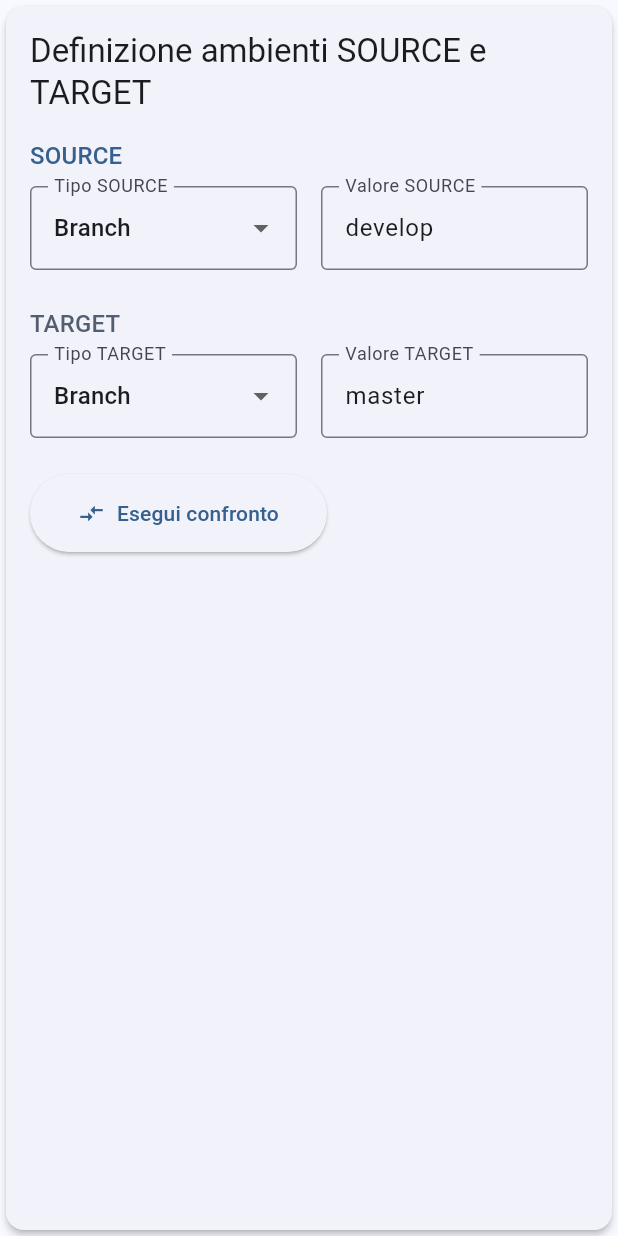
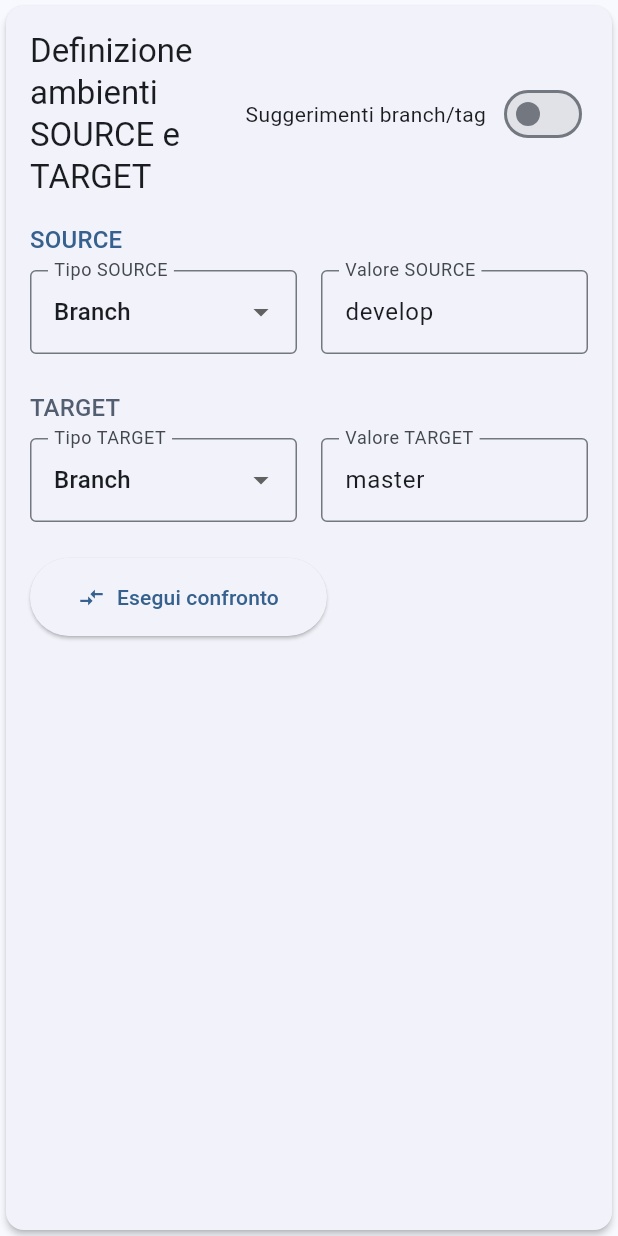
Before and after one commit to maxcont/GitSnap-flutter, a Flutter app: the RefConfigPanel widget shown alone on an empty page, opened directly, on a phone screen of 412 x 824 dp. Run offline on Flutter 3.47's test engine with Material 3 defaults, Android fonts, the phone set to English and light mode, and no system bars; missing offline and left inert: auto_updater, webview_windows.

Commit message:
feat: autocomplete branch/tag nel confronto SOURCE/TARGET

```diff
--- a/lib/providers/app_state.dart
+++ b/lib/providers/app_state.dart
@@ -7,6 +7,7 @@ import '../services/release_note_check_service.dart';
 import '../services/release_note_data_loader.dart';
 import '../services/azure_devops_client.dart';
 import '../services/ref_resolver.dart';
+import '../services/ref_suggestion_service.dart';
 import '../services/diff_service.dart';
 import '../services/storage_service.dart';
 import '../services/pull_request_filter_service.dart';
@@ -55,7 +56,11 @@ class AppState extends ChangeNotifier {
   String _releaseNotePhase = '';
   int _releaseNoteCompleted = 0;
   int _releaseNoteTotal = 0;
-
+  bool _refSuggestionsEnabled = false;
+  final Map<RefType, RefSuggestions> _refSuggestions = {};
+  final Map<RefType, Future<void>> _refSuggestionLoads = {};
+  final Map<RefType, String> _refSuggestionErrors = {};
+  String _refSuggestionsKey = '';
   // Projects
   List<ProjectConfig> _projects = [];
   String? _currentProjectId;
@@ -97,6 +102,78 @@ class AppState extends ChangeNotifier {
   String get releaseNotePhase => _releaseNotePhase;
   int get releaseNoteCompleted => _releaseNoteCompleted;
   int get releaseNoteTotal => _releaseNoteTotal;
+  bool get refSuggestionsEnabled => _refSuggestionsEnabled;
+  bool isLoadingRefSuggestions(RefType type) =>
+      _currentRefSuggestionsKey() == _refSuggestionsKey &&
+      _refSuggestionLoads.containsKey(type);
+  String? refSuggestionError(RefType type) =>
+      _currentRefSuggestionsKey() == _refSuggestionsKey
+          ? _refSuggestionErrors[type]
+          : null;
+
+  /// Cached suggestions, only if still valid for the current client and
+  /// repository selection.
+  RefSuggestions? refSuggestions(RefType type) =>
+      _currentRefSuggestionsKey() == _refSuggestionsKey
+          ? _refSuggestions[type]
+          : null;
+
+  String _currentRefSuggestionsKey() =>
+      '${identityHashCode(_client)}|${(_selectedRepoIds.toList()..sort()).join(',')}';
+
+  void setRefSuggestionsEnabled(bool value) {
+    _refSuggestionsEnabled = value;
+    notifyListeners();
+  }
+
+  /// Loads branch/tag suggestions for the selected repositories, reusing the
+  /// cache unless [force] is set.
+  Future<void> ensureRefSuggestions(RefType type, {bool force = false}) {
+    if (type == RefType.commit) return Future.value();
+    final key = _currentRefSuggestionsKey();
+    if (key != _refSuggestionsKey) {
+      _refSuggestions.clear();
+      _refSuggestionErrors.clear();
+      _refSuggestionLoads.clear();
+      _refSuggestionsKey = key;
+    }
+    final pending = _refSuggestionLoads[type];
+    if (pending != null) return pending;
+    if (!force && _refSuggestions.containsKey(type)) return Future.value();
+    final repositories = _repositories
+        .where((repo) => _selectedRepoIds.contains(repo.id))
+        .toList();
+    if (_client == null || repositories.isEmpty) {
+      _refSuggestionErrors[type] = 'Carica e seleziona almeno un repository.';
+      notifyListeners();
+      return Future.value();
+    }
+    _refSuggestionErrors.remove(type);
+    final client = _client!;
+    late final Future<void> load;
+    load = () async {
+      try {
+        final result =
+            await RefSuggestionService.load(client, repositories, type);
+        if (key != _refSuggestionsKey) return;
+        if (result.refsByRepository.isEmpty) {
+          _refSuggestionErrors[type] = 'Impossibile leggere i repository.';
+        } else {
+          _refSuggestions[type] = result;
+        }
+      } catch (error) {
+        if (key == _refSuggestionsKey) _refSuggestionErrors[type] = '$error';
+      } finally {
+        if (identical(_refSuggestionLoads[type], load)) {
+          _refSuggestionLoads.remove(type);
+        }
+        notifyListeners();
+      }
+    }();
+    _refSuggestionLoads[type] = load;
+    notifyListeners();
+    return load;
+  }
 
   ReleaseNoteCategory releaseNoteCategoryOf(ReleaseNoteItem item) =>
       _releaseNoteMoves[item.key] ?? item.automaticCategory;
--- /dev/null
+++ b/lib/services/ref_suggestion_service.dart
@@ -0,0 +1,119 @@
+import '../models/azure_models.dart';
+import 'azure_devops_client.dart';
+import 'ref_resolver.dart';
+
+class RefSuggestion {
+  final String name;
+  final int repositoryCount;
+
+  const RefSuggestion(this.name, this.repositoryCount);
+}
+
+/// Branch or tag names available across a set of repositories.
+class RefSuggestions {
+  /// Ref names (without `refs/heads/` / `refs/tags/`) per repository id.
+  final Map<String, Set<String>> refsByRepository;
+  final List<String> failedRepositories;
+  final int repositoryCount;
+
+  RefSuggestions({
+    required this.refsByRepository,
+    required this.failedRepositories,
+    required this.repositoryCount,
+  });
+
+  Map<String, int> get counts {
+    final result = <String, int>{};
+    for (final refs in refsByRepository.values) {
+      for (final ref in refs) {
+        result[ref] = (result[ref] ?? 0) + 1;
+      }
+    }
+    return result;
+  }
+}
+
+class TagPatternPreview {
+  final int matchingTags;
+  final int matchingRepositories;
+
+  const TagPatternPreview(this.matchingTags, this.matchingRepositories);
+}
+
+class RefSuggestionService {
+  static const int _concurrency = 5;
+
+  static Future<RefSuggestions> load(
+    AzureDevOpsClient client,
+    List<Repository> repositories,
+    RefType type,
+  ) async {
+    final prefix = type == RefType.tagPattern ? 'refs/tags/' : 'refs/heads/';
+    final refsByRepository = <String, Set<String>>{};
+    final failed = <String>[];
+    for (var index = 0; index < repositories.length; index += _concurrency) {
+      final results = await Future.wait(
+          repositories.skip(index).take(_concurrency).map((repo) async {
+        try {
+          final refs = type == RefType.tagPattern
+              ? await client.getTags(repo.id)
+              : await client.getBranches(repo.id);
+          return (repo: repo, refs: refs, failed: false);
+        } catch (_) {
+          return (repo: repo, refs: <Map<String, dynamic>>[], failed: true);
+        }
+      }));
+      for (final result in results) {
+        if (result.failed) {
+          failed.add(result.repo.name);
+          continue;
+        }
+        refsByRepository[result.repo.id] = result.refs
+            .map((ref) => (ref['name'] as String? ?? '').replaceFirst(prefix, ''))
+            .where((name) => name.isNotEmpty)
+            .toSet();
+      }
+    }
+    return RefSuggestions(
+      refsByRepository: refsByRepository,
+      failedRepositories: failed,
+      repositoryCount: repositories.length,
+    );
+  }
+
+  /// Case-insensitive `contains` filter; refs present in more repositories
+  /// come first, then alphabetical.
+  static List<RefSuggestion> filter(
+    RefSuggestions suggestions,
+    String query, {
+    int limit = 50,
+  }) {
+    final normalized = query.trim().toLowerCase();
+    final matches = suggestions.counts.entries
+        .where((entry) => entry.key.toLowerCase().contains(normalized))
+        .map((entry) => RefSuggestion(entry.key, entry.value))
+        .toList()
+      ..sort((a, b) {
+        final byCount = b.repositoryCount.compareTo(a.repositoryCount);
+        if (byCount != 0) return byCount;
+        return a.name.toLowerCase().compareTo(b.name.toLowerCase());
+      });
+    return matches.take(limit).toList();
+  }
+
+  static TagPatternPreview tagPatternPreview(
+    RefSuggestions suggestions,
+    String pattern,
+  ) {
+    final trimmed = pattern.trim();
+    final tags = <String>{};
+    var repositories = 0;
+    for (final refs in suggestions.refsByRepository.values) {
+      final matching =
+          refs.where((tag) => RefResolver.matchesTagPattern(tag, trimmed));
+      if (matching.isNotEmpty) repositories++;
+      tags.addAll(matching);
+    }
+    return TagPatternPreview(tags.length, repositories);
+  }
+}
--- a/lib/widgets/ref_config_panel.dart
+++ b/lib/widgets/ref_config_panel.dart
@@ -2,6 +2,7 @@ import 'package:flutter/material.dart';
 import 'package:provider/provider.dart';
 import '../models/azure_models.dart';
 import '../providers/app_state.dart';
+import '../services/ref_suggestion_service.dart';
 
 class RefConfigPanel extends StatefulWidget {
   const RefConfigPanel({super.key});
@@ -13,6 +14,8 @@ class RefConfigPanel extends StatefulWidget {
 class _RefConfigPanelState extends State<RefConfigPanel> {
   late TextEditingController _sourceValueController;
   late TextEditingController _targetValueController;
+  final FocusNode _sourceFocusNode = FocusNode();
+  final FocusNode _targetFocusNode = FocusNode();
   late RefType _sourceType;
   late RefType _targetType;
 
@@ -22,16 +25,47 @@ class _RefConfigPanelState extends State<RefConfigPanel> {
     final appState = context.read<AppState>();
     _sourceType = appState.sourceRef.type;
     _targetType = appState.targetRef.type;
-    _sourceValueController = TextEditingController(text: appState.sourceRef.value);
-    _targetValueController = TextEditingController(text: appState.targetRef.value);
+    _sourceValueController = TextEditingController(text: appState.sourceRef.value)
+      ..addListener(() => _onValueChanged(isSource: true));
+    _targetValueController = TextEditingController(text: appState.targetRef.value)
+      ..addListener(() => _onValueChanged(isSource: false));
+    _sourceFocusNode.addListener(() => _onFocusChanged(isSource: true));
+    _targetFocusNode.addListener(() => _onFocusChanged(isSource: false));
   }
 
   @override
   void dispose() {
     _sourceValueController.dispose();
     _targetValueController.dispose();
+    _sourceFocusNode.dispose();
+    _targetFocusNode.dispose();
     super.dispose();
   }
+
+  // Covers both typing and picking a suggestion.
+  void _onValueChanged({required bool isSource}) {
+    final appState = context.read<AppState>();
+    final text =
+        (isSource ? _sourceValueController : _targetValueController).text;
+    if (isSource && text != appState.sourceRef.value) {
+      appState.setSourceRef(RefConfig(type: _sourceType, value: text));
+    } else if (!isSource && text != appState.targetRef.value) {
+      appState.setTargetRef(RefConfig(type: _targetType, value: text));
+    }
+  }
+
+  void _onFocusChanged({required bool isSource}) {
+    final focusNode = isSource ? _sourceFocusNode : _targetFocusNode;
+    if (!focusNode.hasFocus) return;
+    final appState = context.read<AppState>();
+    final type = isSource ? _sourceType : _targetType;
+    if (appState.refSuggestionsEnabled && _supportsSuggestions(type)) {
+      appState.ensureRefSuggestions(type);
+    }
+  }
+
+  static bool _supportsSuggestions(RefType type) =>
+      type == RefType.branch || type == RefType.tagPattern;
 
   String _getRefTypeLabel(RefType type) {
     switch (type) {
@@ -46,145 +80,40 @@ class _RefConfigPanelState extends State<RefConfigPanel> {
 
   @override
   Widget build(BuildContext context) {
+    final appState = context.watch<AppState>();
     return Card(
       child: Padding(
         padding: const EdgeInsets.all(16),
         child: Column(
           crossAxisAlignment: CrossAxisAlignment.start,
           children: [
-            Text(
+            Row(
+              children: [
+                Expanded(
+                  child: Text(
                     'Definizione ambienti SOURCE e TARGET',
                     style: Theme.of(context).textTheme.titleLarge,
                   ),
-            const SizedBox(height: 16),
-
-            // SOURCE
-            Text(
-              'SOURCE',
-              style: Theme.of(context).textTheme.titleMedium?.copyWith(
-                    color: Theme.of(context).colorScheme.primary,
                 ),
-            ),
-            const SizedBox(height: 8),
-            Row(
-              children: [
-                Expanded(
-                  child: DropdownButtonFormField<RefType>(
-                    value: _sourceType,
-                    decoration: const InputDecoration(
-                      labelText: 'Tipo SOURCE',
-                      border: OutlineInputBorder(),
-                    ),
-                    items: RefType.values.map((type) {
-                      return DropdownMenuItem(
-                        value: type,
-                        child: Text(_getRefTypeLabel(type)),
-                      );
-                    }).toList(),
-                    onChanged: (value) {
-                      if (value != null) {
-                        setState(() {
-                          _sourceType = value;
-                        });
-                        context.read<AppState>().setSourceRef(
-                              RefConfig(
-                                type: value,
-                                value: _sourceValueController.text,
-                              ),
-                            );
-                      }
-                    },
-                  ),
-                ),
-                const SizedBox(width: 16),
-                Expanded(
-                  child: TextField(
-                    controller: _sourceValueController,
-                    decoration: const InputDecoration(
-                      labelText: 'Valore SOURCE',
-                      hintText: 'branch, tag pattern, o SHA',
-                      border: OutlineInputBorder(),
-                    ),
-                    onChanged: (value) {
-                      context.read<AppState>().setSourceRef(
-                            RefConfig(type: _sourceType, value: value),
-                          );
-                    },
-                  ),
+                const Text('Suggerimenti branch/tag'),
+                const SizedBox(width: 8),
+                Switch(
+                  value: appState.refSuggestionsEnabled,
+                  onChanged: appState.setRefSuggestionsEnabled,
                 ),
               ],
             ),
+            const SizedBox(height: 16),
+            _buildRefSection(appState, isSource: true),
             const SizedBox(height: 24),
-
-            // TARGET
-            Text(
-              'TARGET',
-              style: Theme.of(context).textTheme.titleMedium?.copyWith(
-                    color: Theme.of(context).colorScheme.secondary,
-                  ),
-            ),
-            const SizedBox(height: 8),
+            _buildRefSection(appState, isSource: false),
+            const SizedBox(height: 24),
             Row(
               children: [
-                Expanded(
-                  child: DropdownButtonFormField<RefType>(
-                    value: _targetType,
-                    decoration: const InputDecoration(
-                      labelText: 'Tipo TARGET',
-                      border: OutlineInputBorder(),
-                    ),
-                    items: RefType.values.map((type) {
-                      return DropdownMenuItem(
-                        value: type,
-                        child: Text(_getRefTypeLabel(type)),
-                      );
-                    }).toList(),
-                    onChanged: (value) {
-                      if (value != null) {
-                        setState(() {
-                          _targetType = value;
-                        });
-                        context.read<AppState>().setTargetRef(
-                              RefConfig(
-                                type: value,
-                                value: _targetValueController.text,
-                              ),
-                            );
-                      }
-                    },
-                  ),
-                ),
-                const SizedBox(width: 16),
-                Expanded(
-                  child: TextField(
-                    controller: _targetValueController,
-                    decoration: const InputDecoration(
-                      labelText: 'Valore TARGET',
-                      hintText: 'branch, tag pattern, o SHA',
-                      border: OutlineInputBorder(),
-                    ),
-                    onChanged: (value) {
-                      context.read<AppState>().setTargetRef(
-                            RefConfig(type: _targetType, value: value),
-                          );
-                    },
-                  ),
-                ),
-              ],
-            ),
-            const SizedBox(height: 24),
-            Consumer<AppState>(
-              builder: (context, appState, _) {
-                final isLoading = appState.isLoading;
-                return Row(
-                  children: [
                 ElevatedButton.icon(
-                      onPressed: isLoading
-                          ? null
-                          : () {
-                              appState.runComparison();
-                            },
-                      icon: isLoading
+                  onPressed:
+                      appState.isLoading ? null : appState.runComparison,
+                  icon: appState.isLoading
                       ? SizedBox(
                           width: 18,
                           height: 18,
@@ -195,7 +124,9 @@ class _RefConfigPanelState extends State<RefConfigPanel> {
                         )
                       : const Icon(Icons.compare_arrows),
                   label: Text(
-                        isLoading ? 'Confronto in corso...' : 'Esegui confronto',
+                    appState.isLoading
+                        ? 'Confronto in corso...'
+                        : 'Esegui confronto',
                   ),
                   style: ElevatedButton.styleFrom(
                     padding: const EdgeInsets.symmetric(
@@ -205,12 +136,230 @@ class _RefConfigPanelState extends State<RefConfigPanel> {
                   ),
                 ),
               ],
-                );
-              },
             ),
           ],
         ),
       ),
     );
   }
+
+  Widget _buildRefSection(AppState appState, {required bool isSource}) {
+    final label = isSource ? 'SOURCE' : 'TARGET';
+    final colorScheme = Theme.of(context).colorScheme;
+    final type = isSource ? _sourceType : _targetType;
+    final controller =
+        isSource ? _sourceValueController : _targetValueController;
+    final focusNode = isSource ? _sourceFocusNode : _targetFocusNode;
+    return Column(
+      crossAxisAlignment: CrossAxisAlignment.start,
+      children: [
+        Text(
+          label,
+          style: Theme.of(context).textTheme.titleMedium?.copyWith(
+                color: isSource ? colorScheme.primary : colorScheme.secondary,
+              ),
+        ),
+        const SizedBox(height: 8),
+        Row(
+          crossAxisAlignment: CrossAxisAlignment.start,
+          children: [
+            Expanded(
+              child: DropdownButtonFormField<RefType>(
+                value: type,
+                decoration: InputDecoration(
+                  labelText: 'Tipo $label',
+                  border: const OutlineInputBorder(),
+                ),
+                items: RefType.values.map((value) {
+                  return DropdownMenuItem(
+                    value: value,
+                    child: Text(_getRefTypeLabel(value)),
+                  );
+                }).toList(),
+                onChanged: (value) {
+                  if (value == null) return;
+                  setState(() {
+                    if (isSource) {
+                      _sourceType = value;
+                    } else {
+                      _targetType = value;
                     }
+                  });
+                  final ref = RefConfig(type: value, value: controller.text);
+                  if (isSource) {
+                    appState.setSourceRef(ref);
+                  } else {
+                    appState.setTargetRef(ref);
+                  }
+                  if (focusNode.hasFocus) _onFocusChanged(isSource: isSource);
+                },
+              ),
+            ),
+            const SizedBox(width: 16),
+            Expanded(
+              child: appState.refSuggestionsEnabled &&
+                      _supportsSuggestions(type)
+                  ? _buildSuggestionField(
+                      appState,
+                      label: label,
+                      type: type,
+                      controller: controller,
+                      focusNode: focusNode,
+                    )
+                  : TextField(
+                      controller: controller,
+                      focusNode: focusNode,
+                      decoration: InputDecoration(
+                        labelText: 'Valore $label',
+                        hintText: 'branch, tag pattern, o SHA',
+                        border: const OutlineInputBorder(),
+                      ),
+                    ),
+            ),
+          ],
+        ),
+      ],
+    );
+  }
+
+  Widget _buildSuggestionField(
+    AppState appState, {
+    required String label,
+    required RefType type,
+    required TextEditingController controller,
+    required FocusNode focusNode,
+  }) {
+    final suggestions = appState.refSuggestions(type);
+    final isLoading = appState.isLoadingRefSuggestions(type);
+    final entries = _entriesFor(type, suggestions);
+    return DropdownMenu<String>(
+      // Recreated only on manual refresh, so a stale selected index can't
+      // rewrite the text; the first load must keep focus in the field.
+      key: ValueKey('$label-$type-${_refreshCounts[type] ?? 0}'),
+      controller: controller,
+      focusNode: focusNode,
+      expandedInsets: EdgeInsets.zero,
+      requestFocusOnTap: true,
+      enableFilter: true,
+      menuHeight: 320,
+      label: Text('Valore $label'),
+      hintText: type == RefType.branch
+          ? 'Cerca branch…'
+          : 'Tag pattern, es. v1.*',
+      helperText: _helperText(appState, type, suggestions, controller.text),
+      errorText: appState.refSuggestionError(type),
+      leadingIcon: IconButton(
+        tooltip: 'Ricarica ${type == RefType.branch ? 'branch' : 'tag'}',
+        onPressed: isLoading
+            ? null
+            : () {
+                setState(() =>
+                    _refreshCounts[type] = (_refreshCounts[type] ?? 0) + 1);
+                appState.ensureRefSuggestions(type, force: true);
+              },
+        icon: isLoading
+            ? const SizedBox(
+                width: 18,
+                height: 18,
+                child: CircularProgressIndicator(strokeWidth: 2),
+              )
+            : const Icon(Icons.refresh),
+      ),
+      // Results never exceed the default entries length (both capped at
+      // _maxVisibleSuggestions), which DropdownMenu relies on for its keys.
+      filterCallback: (_, filter) {
+        if (suggestions == null) return const [];
+        return RefSuggestionService.filter(suggestions, filter,
+                limit: _maxVisibleSuggestions)
+            .map((suggestion) => entries.byName[suggestion.name]!)
+            .toList();
+      },
+      dropdownMenuEntries: entries.initial,
+    );
+  }
+
+  static const int _maxVisibleSuggestions = 50;
+  final Map<RefType, int> _refreshCounts = {};
+  final Map<RefType, _EntriesCache> _entriesCache = {};
+
+  _EntriesCache _entriesFor(RefType type, RefSuggestions? suggestions) {
+    final cached = _entriesCache[type];
+    if (cached != null && identical(cached.suggestions, suggestions)) {
+      return cached;
+    }
+    final all = suggestions == null
+        ? const <RefSuggestion>[]
+        : RefSuggestionService.filter(suggestions, '', limit: 1 << 30);
+    final byName = {
+      for (final suggestion in all)
+        suggestion.name: _buildEntry(suggestion, suggestions!.repositoryCount),
+    };
+    return _entriesCache[type] = _EntriesCache(
+      suggestions: suggestions,
+      byName: byName,
+      initial: byName.values.take(_maxVisibleSuggestions).toList(),
+    );
+  }
+
+  DropdownMenuEntry<String> _buildEntry(
+    RefSuggestion suggestion,
+    int repositoryCount,
+  ) {
+    final complete = suggestion.repositoryCount == repositoryCount;
+    return DropdownMenuEntry(
+      value: suggestion.name,
+      label: suggestion.name,
+      trailingIcon: Container(
+        padding: const EdgeInsets.symmetric(horizontal: 8, vertical: 2),
+        decoration: BoxDecoration(
+          borderRadius: BorderRadius.circular(12),
+          border: Border.all(
+            color: complete ? Colors.green : Colors.amber,
+          ),
+        ),
+        child: Text(
+          '${suggestion.repositoryCount}/$repositoryCount repo',
+          style: TextStyle(
+            fontSize: 12,
+            color: complete ? Colors.green : Colors.amber,
+          ),
+        ),
+      ),
+    );
+  }
+
+  String? _helperText(
+    AppState appState,
+    RefType type,
+    RefSuggestions? suggestions,
+    String value,
+  ) {
+    if (appState.isLoadingRefSuggestions(type)) {
+      return 'Caricamento ${type == RefType.branch ? 'branch' : 'tag'}…';
+    }
+    if (suggestions == null) return 'Clicca nel campo per caricare i suggerimenti';
+    final parts = <String>[];
+    if (type == RefType.tagPattern && value.trim().isNotEmpty) {
+      final preview = RefSuggestionService.tagPatternPreview(suggestions, value);
+      parts.add('Il pattern trova ${preview.matchingTags} tag in '
+          '${preview.matchingRepositories}/${suggestions.repositoryCount} repo');
+    }
+    if (suggestions.failedRepositories.isNotEmpty) {
+      parts.add('${suggestions.failedRepositories.length} repo non letti: '
+          '${suggestions.failedRepositories.join(', ')}');
+    }
+    return parts.isEmpty ? null : parts.join(' · ');
+  }
+}
+
+class _EntriesCache {
+  final RefSuggestions? suggestions;
+  final Map<String, DropdownMenuEntry<String>> byName;
+  final List<DropdownMenuEntry<String>> initial;
+
+  _EntriesCache({
+    required this.suggestions,
+    required this.byName,
+    required this.initial,
+  });
+}
```
Also changed, not shown: lib/services/ref_resolver.dart (+17 -15 lines), 3 other files. Lines whose indentation alone changed are shown as unchanged.
